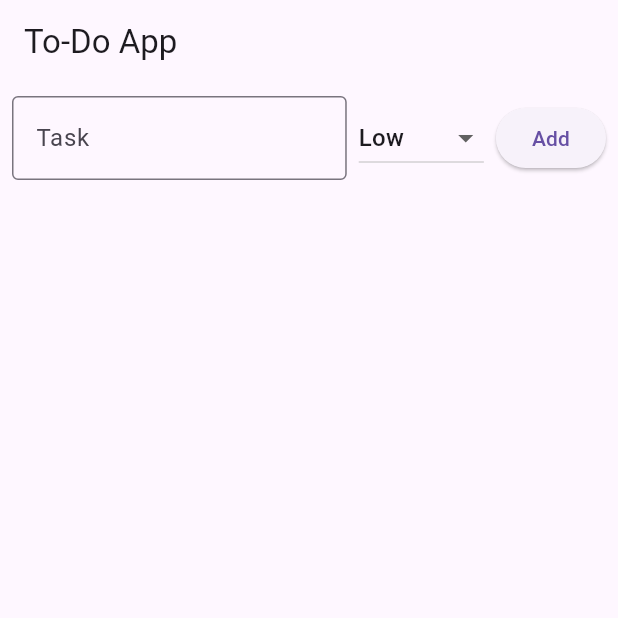
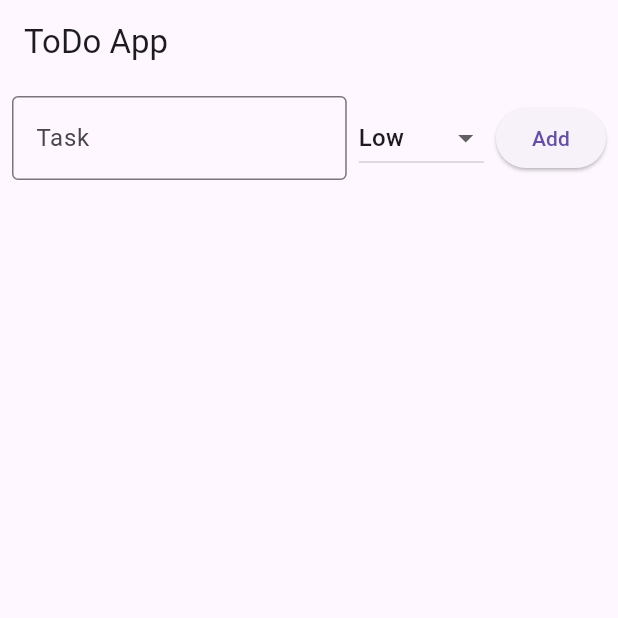
Before and after one commit to priyankasanodiya14/ToDo_App, a Flutter app: the screen it shows after launch, on a phone screen of 412 x 824 dp, the top half of it. Run offline on Flutter 3.47's test engine with Material 3 defaults, Android fonts, the phone set to English and light mode, and no system bars.

Commit message:
minor fix

```diff
--- a/flutter_application_1/lib/main.dart
+++ b/flutter_application_1/lib/main.dart
@@ -59,7 +59,7 @@ class _TodoHomePageState extends State<TodoHomePage> {
   Widget build(BuildContext context) {
     return Scaffold(
       appBar: AppBar(
-        title: Text('To-Do App'),
+        title: Text('ToDo App'),
       ),
       body: Column(
         children: [
```
